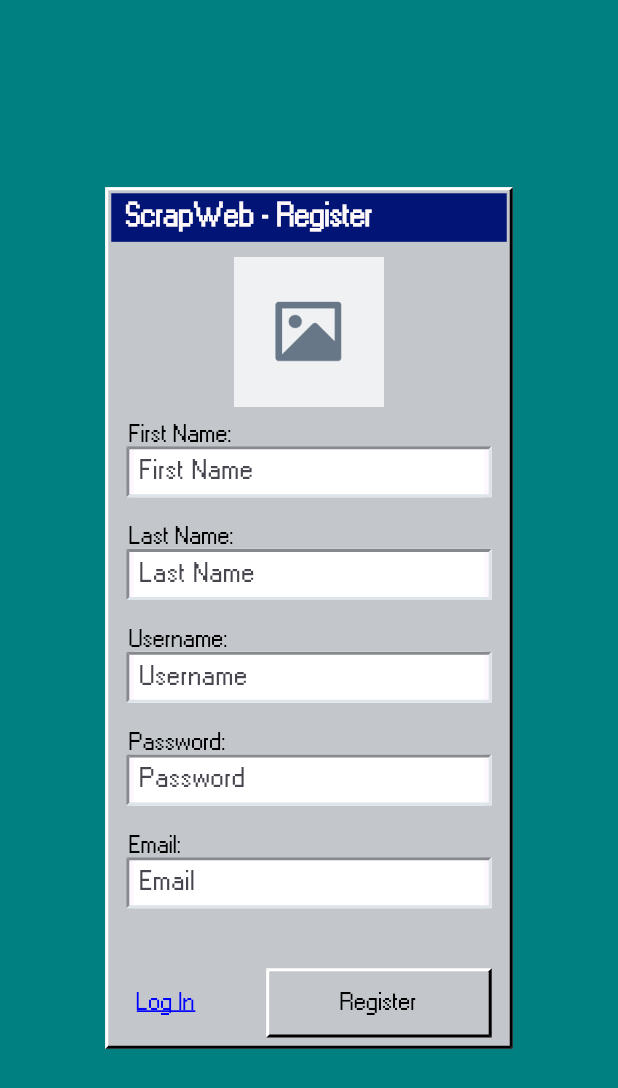
After one commit to scrapweb-cop4331/scrapweb, a Flutter app: the screen it shows after launch, after a tap on "Register", on a phone screen of 412 x 824 dp. The commit adds this screen. Shown: the top 1088 px of the screen. Run offline on Flutter 3.47's test engine with Material 3 defaults, Android fonts, the phone set to English and light mode, and no system bars; our stand-ins replace file_picker, flutter_dotenv, flutter_screenutil, just_audio, permission_handler, rxdart and 1 more; missing offline and left inert: image_picker_plus; network calls fail.

Commit message:
added register, updated some logic in the rest of pages to account for some more edge cases

```diff
--- a/mobile/scrapweb_app/lib/login.dart
+++ b/mobile/scrapweb_app/lib/login.dart
@@ -18,9 +18,6 @@ class _LoginPageState extends State<LoginPage> {
   String password = '';
   bool loginError = false;
   String loginErrorMessage = "Incorrect Username or Password.";
-
-  Color buttonTopLeftColor = Colors.white;
-  Color buttonBottomRightColor = Colors.black;
 
   Future<void> handleLogin() async {
     final String host = dotenv.env['SERVER_HOST'] ?? '127.0.0.1';
@@ -156,9 +153,20 @@ class _LoginPageState extends State<LoginPage> {
             SizedBox(height: 18.h),
             Padding(
               padding: EdgeInsetsGeometry.symmetric(vertical: 3.0.h, horizontal: 10.0.w),
-                child: Align(
-                  alignment: Alignment.bottomRight,
-                  child: Win95Button(
+                child: Row(
+                  children: [
+                    Expanded(
+                      child: GestureDetector(
+                        onTap:() {
+                          Navigator.pushReplacementNamed(context, '/Register');
+                        },
+                        child: Padding(
+                          padding: EdgeInsets.only(left: 7.w),
+                          child: RichText(text: TextSpan(text: 'Register', style: TextStyle(fontFamily: 'W95', fontSize: 16.sp, decoration: TextDecoration.underline, decorationThickness: 1.5, color: const Color.fromARGB(255, 0, 0, 255))))
+                        )
+                      )
+                    ),
+                    Win95Button(
                       text: 'Log In',
                       onTap: () {
                         handleLogin();
@@ -168,6 +176,7 @@ class _LoginPageState extends State<LoginPage> {
                       width: 150.w,
                       height: 50.h
                     )
+                  ]
                 )
               )
             ]
--- a/mobile/scrapweb_app/lib/main.dart
+++ b/mobile/scrapweb_app/lib/main.dart
@@ -8,6 +8,7 @@ import 'song_page.dart';
 import 'home_page.dart';
 import 'account.dart';
 import 'entry.dart';
+import 'register.dart';
 
 // TODO: reminder to make API calls with UTF-8 formatting
 
@@ -62,6 +63,8 @@ class MyApp extends StatelessWidget {
                 return MaterialPageRoute(builder: (context) => SongPage(entry: entry));
               case '/AccountPage':
                 return MaterialPageRoute(builder: (context) => AccountPage());
+              case '/Register':
+                return MaterialPageRoute(builder: (context) => RegisterPage());
               default:
                 return null;
             }
--- /dev/null
+++ b/mobile/scrapweb_app/lib/register.dart
@@ -0,0 +1,235 @@
+import 'package:flutter/material.dart';
+import 'package:flutter_screenutil/flutter_screenutil.dart';
+import 'win95_style.dart';
+import 'package:http/http.dart' as http;
+import 'package:flutter_dotenv/flutter_dotenv.dart';
+import 'dart:convert';
+
+class RegisterPage extends StatefulWidget {
+  const RegisterPage({super.key});
+
+  @override
+  State<RegisterPage> createState() => _RegisterPageState();
+}
+class _RegisterPageState extends State<RegisterPage> {
+  String username = '';
+  String password = '';
+  String email = '';
+  String firstName = '';
+  String lastName = '';
+  bool registerError = false;
+  String registerErrorMessage = "Incorrect Username or Password.";
+  bool success = false;
+
+  bool validateEmail() {
+    final bool emailRegex = RegExp(r"^[a-zA-Z0-9.a-zA-Z0-9.!#$%&'*+-/=?^_`{|}~]+@[a-zA-Z0-9]+\.[a-zA-Z]+").hasMatch(email);
+    return emailRegex;
+  }
+
+  bool validateFields(){
+    return (username.trim().isNotEmpty && password.trim().isNotEmpty && email.trim().isNotEmpty && firstName.trim().isNotEmpty && lastName.trim().isNotEmpty);
+  }
+
+  Future<void> handleRegister() async {
+    final String host = dotenv.env['SERVER_HOST'] ?? '127.0.0.1';
+    final String port = dotenv.env['SERVER_PORT'] ?? '80';
+    final url = Uri.http('$host:$port', '/api/register');
+
+    setState(() => registerError = false);
+    try {
+      final response = await http.post(
+        url,
+        headers: {'Content-Type': 'application/json; charset=UTF-8'},
+        body: utf8.encode(jsonEncode({
+          'username': username,
+          'password': password,
+          'email': email,
+          'first_name': firstName,
+          'last_name': lastName,
+        })),
+      );
+
+      if (!mounted) return;
+      print("$response");
+      if (response.statusCode == 201) {
+        Navigator.pushReplacementNamed(context, '/HomePage');
+      } else {
+        try {
+          final Map<String, dynamic> errorData = jsonDecode(utf8.decode(response.bodyBytes));
+          if (errorData['error'] != null) {
+            registerErrorMessage = "${errorData['error']}";
+          }
+        } catch (e) {
+          print("Error parsing error response: $e");
+        }
+
+        setState(() {
+          if(registerErrorMessage == "Registration successful! Please check your email to verify your account."){
+            success = true;
+          } else {
+            success = false;
+          }
+          registerError = true;
+        });
+      }
+    } catch (e) {
+      print(e);
+      setState(() {
+        registerError = true;
+        success = false;
+        registerErrorMessage = "Could not connect to server. Try again.";
+      });
+    }
+  }
+
+  @override
+  Widget build(BuildContext context) {
+    return Container(
+      color: Color.fromARGB(255, 0, 128, 128),
+      padding: EdgeInsets.only(
+        left: 70.w,
+        right: 70.w,
+        bottom: (MediaQuery.of(context).viewInsets.bottom > 0) ? 225.h : 135.h,
+        top: (MediaQuery.of(context).viewInsets.bottom > 0) ? 45.h : 135.h
+      ),
+      child: Win95Window(
+        child: Column(
+          crossAxisAlignment: CrossAxisAlignment.start,
+          children: <Widget>[
+            Container(
+              color: Color.fromARGB(255, 2, 21, 119),
+              width: double.infinity,
+              height: 35.h,
+              child: RichText(text: TextSpan(text: '  ScrapWeb - Register', style: TextStyle(fontFamily: 'W95', color: Color.fromARGB(255, 255, 248, 249), fontWeight: FontWeight.w700, fontSize: 20.sp, height: 1.6.h)))
+            ),
+            Center(
+              child: Container(
+                padding: EdgeInsets.all(10.0),
+                child: Image(image: AssetImage('images/placeholderSquare.png'), width: 100.w)
+              )
+            ),
+            RichText(text: TextSpan(text: '   First Name:', style: TextStyle(fontFamily: 'W95', fontSize: 16.sp, color: Colors.black))),
+            Win95Entry(
+              paddingHorizontal: 10.w,
+              paddingVertical: 0,
+              marginHorizontal: 5,
+              child: Win95InputBox(
+                text: 'First Name',
+                onChanged: (value) => setState(() => firstName = value),
+              )
+            ),
+            SizedBox(
+              height: 20.h,
+            ),
+            RichText(text: TextSpan(text: '   Last Name:', style: TextStyle(fontFamily: 'W95', fontSize: 16.sp, color: Colors.black))),
+            Win95Entry(
+              paddingHorizontal: 10.w,
+              paddingVertical: 0,
+              marginHorizontal: 5,
+              child: Win95InputBox(
+                text: 'Last Name',
+                onChanged: (value) => setState(() => lastName = value),
+              )
+            ),
+            SizedBox(
+              height: 20.h,
+            ),
+            RichText(text: TextSpan(text: '   Username:', style: TextStyle(fontFamily: 'W95', fontSize: 16.sp, color: Colors.black))),
+            Win95Entry(
+              paddingHorizontal: 10.w,
+              paddingVertical: 0,
+              marginHorizontal: 5,
+              child: Win95InputBox(
+                text: 'Username',
+                onChanged: (value) => setState(() => username = value),
+              )
+            ),
+            SizedBox(
+              height: 20.h,
+            ),
+            RichText(text: TextSpan(text: '   Password:', style: TextStyle(fontFamily: 'W95', fontSize: 16.sp, color: Colors.black))),
+            Win95Entry(
+              paddingHorizontal: 10.w,
+              paddingVertical: 0,
+              marginHorizontal: 5,
+              child: Win95InputBox(
+                text: 'Password',
+                isPassword: true,
+                onChanged: (value) => setState(() => password = value),
+              )
+            ),
+            SizedBox(
+              height: 20.h,
+            ),
+            RichText(text: TextSpan(text: '   Email:', style: TextStyle(fontFamily: 'W95', fontSize: 16.sp, color: Colors.black))),
+            Win95Entry(
+              paddingHorizontal: 10.w,
+              paddingVertical: 0,
+              marginHorizontal: 5,
+              child: Win95InputBox(
+                text: 'Email',
+                onChanged: (value) => setState(() => email = value),
+              )
+            ),
+            SizedBox(height: 5.h),
+            Visibility(
+              visible: registerError,
+              maintainSize: true,
+              maintainAnimation: true,
+              maintainState: true,
+              child: Padding(
+                padding: EdgeInsetsGeometry.symmetric(horizontal: 13.w),
+                child:RichText(text: TextSpan(text: registerErrorMessage, style: TextStyle(fontFamily: 'W95', fontSize: 16.sp, color: success ? Colors.black : Colors.red)))
+              )
+            ),
+            SizedBox(height: 18.h),
+            Padding(
+              padding: EdgeInsetsGeometry.symmetric(vertical: 3.0.h, horizontal: 10.0.w),
+                child: Row(
+                  children: [
+                    Expanded(
+                      child: GestureDetector(
+                        onTap:() {
+                          Navigator.pushReplacementNamed(context, '/');
+                        },
+                        child: Padding(
+                          padding: EdgeInsets.only(left: 7.w),
+                          child: RichText(text: TextSpan(text: 'Log In', style: TextStyle(fontFamily: 'W95', fontSize: 16.sp, decoration: TextDecoration.underline, decorationThickness: 1.5, color: const Color.fromARGB(255, 0, 0, 255))))
+                        )
+                      )
+                    ),
+                    Win95Button(
+                      text: 'Register',
+                      onTap: () {
+                        if(validateFields()){
+                          if(validateEmail()){
+                            handleRegister();
+                          } else {
+                            setState(() {
+                              registerErrorMessage = "Please enter a valid email.";
+                              success = false;
+                              registerError = true;
+                            });
+                          }
+                        } else {
+                          setState(() {
+                            registerErrorMessage = "Please fill all fields.";
+                            success = false;
+                            registerError = true;
+                          });
+                        }
+                        print("Register button pressed. $username, $password, $email, $firstName, $lastName. $registerError");
+                        return;
+                      },
+                      width: 150.w,
+                      height: 50.h
+                    )
+                  ]
+                )
+              )
+            ]
+          )
+        ),
+      );
+  }
+}
```
Also changed, not shown: mobile/scrapweb_app/lib/account.dart (+39 -39 lines), mobile/scrapweb_app/lib/home_page.dart (+11 -0 lines), mobile/scrapweb_app/lib/song_page.dart (+37 -7 lines), 1 other file. Lines whose indentation alone changed are shown as unchanged.
